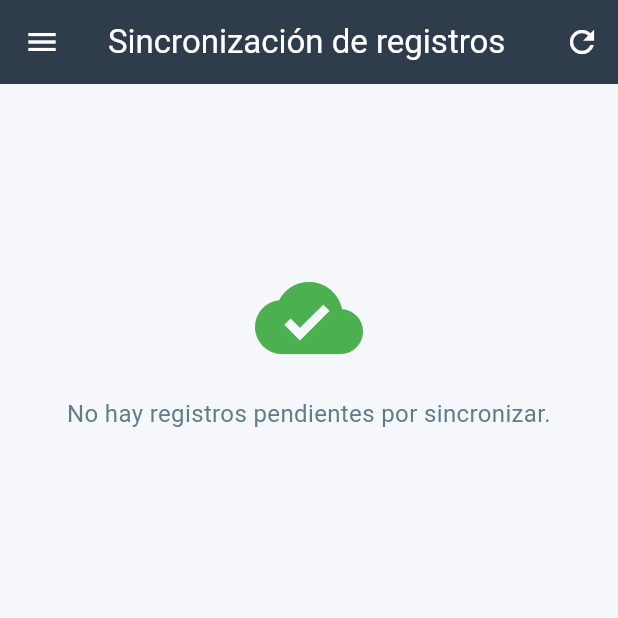
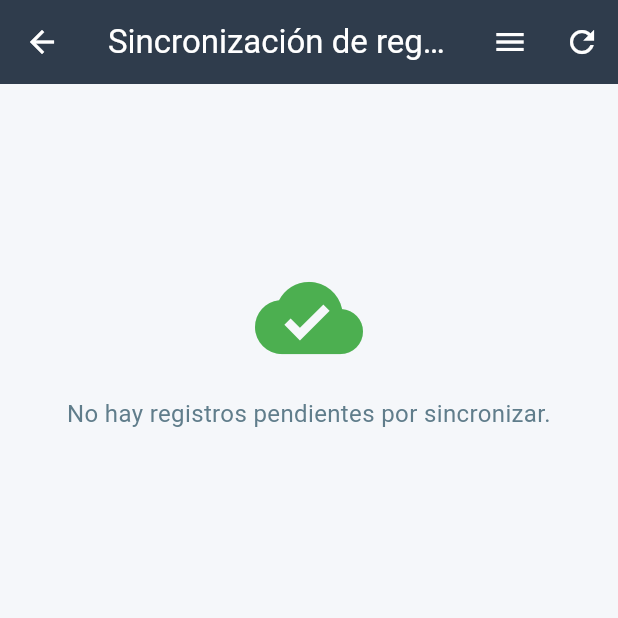
Before and after one commit to DarkShadow-Infinity/DataKap, a Flutter app: the RegistrationSyncPage screen opened by its route, on a phone screen of 412 x 824 dp, the top half of it. Run offline on Flutter 3.47's test engine with Material 3 defaults, Android fonts, the light colour scheme and no system bars; our stand-ins replace cloud_firestore, connectivity_plus, dartz, equatable, firebase_auth, firebase_core and 3 more; accounts and stored records are empty.

Commit message:
Ensure sync page shows back button with drawer access

```diff
--- a/lib/features/registration/presentation/pages/registration_sync_page.dart
+++ b/lib/features/registration/presentation/pages/registration_sync_page.dart
@@ -8,6 +8,9 @@ import 'package:intl/intl.dart';
 
 class RegistrationSyncPage extends GetView<RegistrationSyncController> {
   const RegistrationSyncPage({super.key});
+
+  static final GlobalKey<ScaffoldState> _scaffoldKey =
+      GlobalKey<ScaffoldState>();
 
   @override
   Widget build(BuildContext context) {
@@ -21,13 +24,24 @@ class RegistrationSyncPage extends GetView<RegistrationSyncController> {
     final showDrawer = role == UserRole.promoter || role == UserRole.leader;
 
     return Scaffold(
+      key: _scaffoldKey,
       appBar: AppBar(
+        leading: BackButton(onPressed: () => Navigator.of(context).maybePop()),
         title: const Text('Sincronización de registros'),
         actions: [
+          if (showDrawer)
+            Builder(
+              builder: (context) => IconButton(
+                icon: const Icon(Icons.menu),
+                tooltip: 'Abrir menú',
+                onPressed: () => Scaffold.of(context).openDrawer(),
+              ),
+            ),
           Obx(() => IconButton(
                 icon: const Icon(Icons.refresh),
                 tooltip: 'Actualizar lista',
-                onPressed: controller.isLoading.value ? null : controller.loadPending,
+                onPressed:
+                    controller.isLoading.value ? null : controller.loadPending,
               )),
         ],
       ),
```
